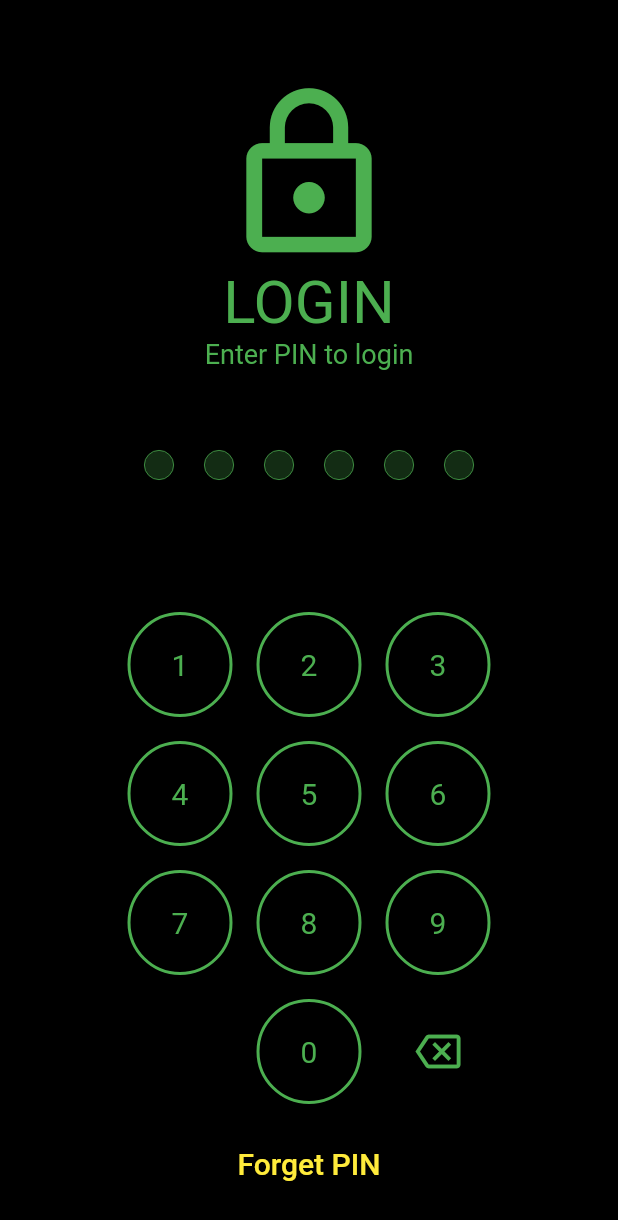
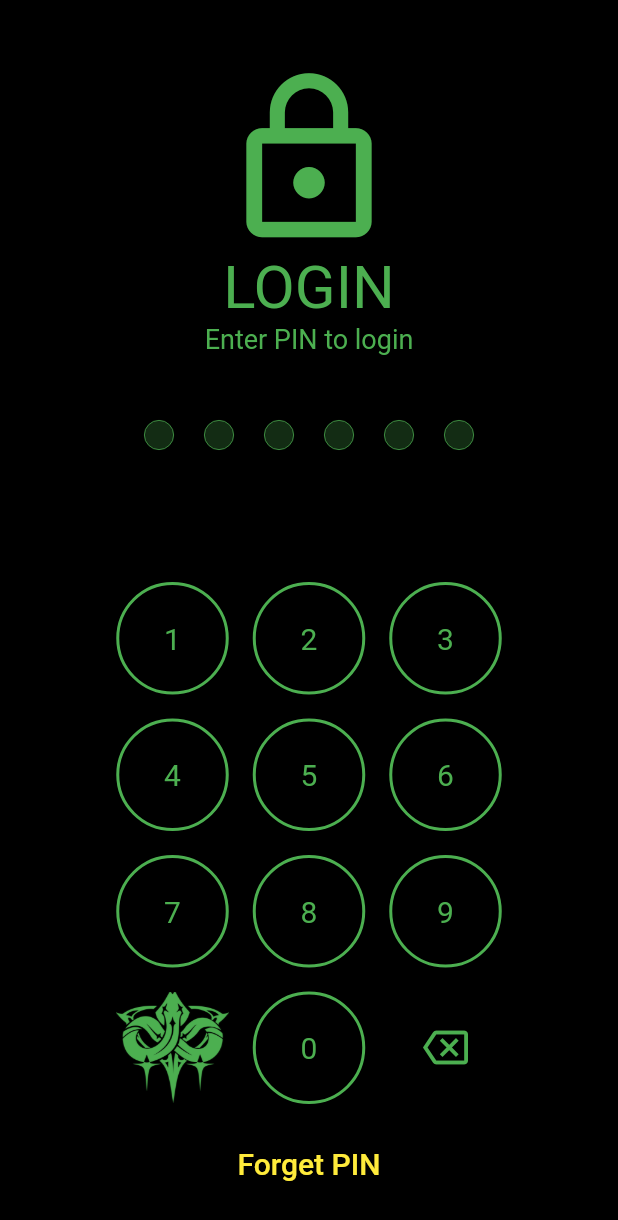
Before and after one commit to Navaphat/assignment_9, a Flutter app: the screen it shows after launch, on a phone screen of 412 x 824 dp. Shown: the top 1220 px of the screen. Run offline on Flutter 3.47's test engine with Material 2 defaults, Android fonts, the light colour scheme and no system bars.

Commit message:
Initial Commit

```diff
--- a/lib/login_page.dart
+++ b/lib/login_page.dart
@@ -13,6 +13,7 @@ class _loginPageState extends State<loginPage> {
 
   String _inputPIN = '';
   static const _PIN = '123456';
+  double buttonSize = 75.0;
 
   Widget build(BuildContext context) {
     return Scaffold(
@@ -82,7 +83,11 @@ class _loginPageState extends State<loginPage> {
                   children: [
                     Padding(
                       padding: const EdgeInsets.all(8.0),
-                      child: Container(height: 70.0, width: 70.0,),
+                      child: Container(
+                        height: buttonSize,
+                        width: buttonSize,
+                        child: Image.asset('assets/images/Mobius_Symbols.png', color: Colors.green,),
+                      ),
                     ),
                     buildButton(num: 0),
                     buildButton(num: -1),
@@ -140,10 +145,10 @@ class _loginPageState extends State<loginPage> {
           });
           checkPin();
         },
-        borderRadius: BorderRadius.circular(35.0),
+        borderRadius: BorderRadius.circular(buttonSize/2),
         child: Container(
-          width: 70.0,
-          height: 70.0,
+          width: buttonSize,
+          height: buttonSize,
           decoration: boxDecoration,
           alignment: Alignment.center,
           child: child,
@@ -176,7 +181,12 @@ class _loginPageState extends State<loginPage> {
             showDialog(context: context, barrierDismissible: false, builder: (BuildContext context, ) {
               return AlertDialog(
                 backgroundColor: Colors.yellow,
-                title: Text('Incorrect PIN'),
+                title: Row(
+                  children: [
+                    Image.asset('assets/images/Mobius_Symbols.png', width: 50.0, color: Colors.green,),
+                    Text('Incorrect PIN'),
+                  ],
+                ),
                 content: Text('Please try again'),
 
                 actions: [
@@ -195,13 +205,13 @@ class _loginPageState extends State<loginPage> {
 }
 
   Widget buildPassCode({int? i}) {
-    BoxDecoration? blankPass = BoxDecoration(
+    BoxDecoration? blankPIN = BoxDecoration(
       shape: BoxShape.circle,
       color: Colors.green.withOpacity(0.25),
       border: Border.all(color: Colors.green, width: 0.5),
     );
 
-    BoxDecoration? fillPass = BoxDecoration(
+    BoxDecoration? fillPIN = BoxDecoration(
       shape: BoxShape.circle,
       color: Colors.green,
       border: Border.all(color: Colors.green, width: 2.0),
@@ -212,7 +222,7 @@ class _loginPageState extends State<loginPage> {
       child: Container(
         width: 20.0,
         height: 20.0,
-        decoration: (i! < _inputPIN.length)? fillPass : blankPass,
+        decoration: (i! < _inputPIN.length)? fillPIN : blankPIN,
       ),
     );
   }
--- a/lib/main.dart
+++ b/lib/main.dart
@@ -11,7 +11,7 @@ class MyApp extends StatelessWidget {
   @override
   Widget build(BuildContext context) {
     return MaterialApp(
-      title: 'Flutter Demo',
+      title: 'Login',
       theme: ThemeData(
         primarySwatch: Colors.green,
         scaffoldBackgroundColor: Colors.black,
--- a/lib/main_page.dart
+++ b/lib/main_page.dart
@@ -26,7 +26,7 @@ class HomePage extends StatelessWidget {
           ),
 
           Container(
-            child: Image.asset('assets/images/Mobius.jpg', width: 700,),
+            child: Image.asset('assets/images/Mobius.jpg', width: 700.0,),
           ),
 
           Expanded(
```
Also changed, not shown: assets/images/Mobius_Symbols.png (added).
